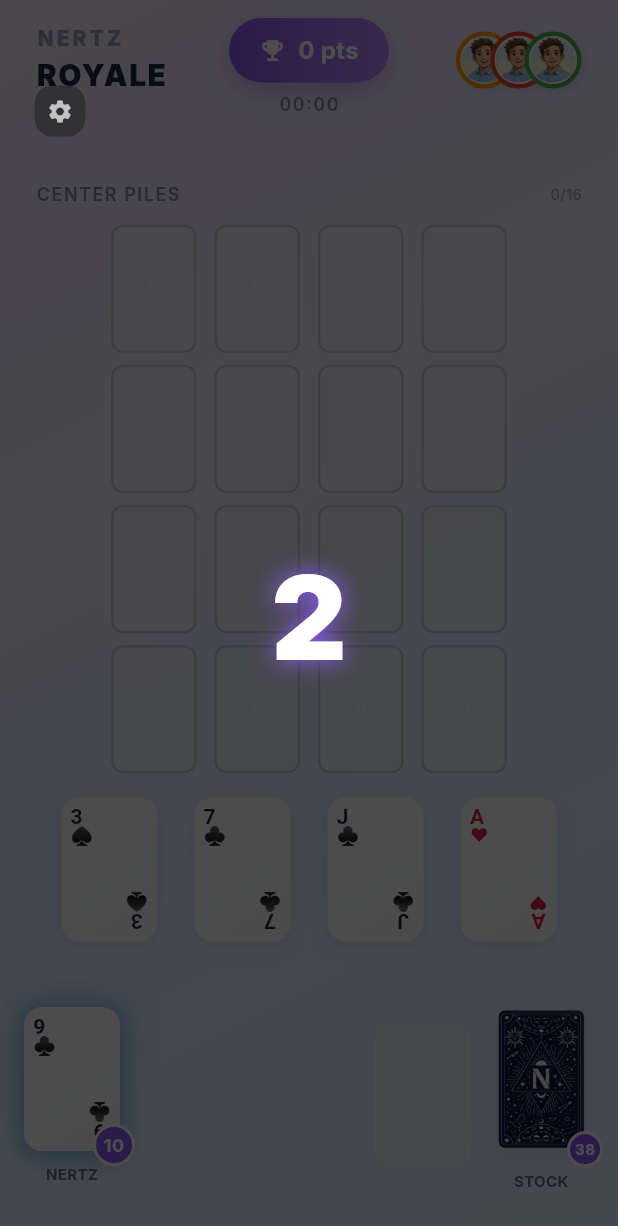
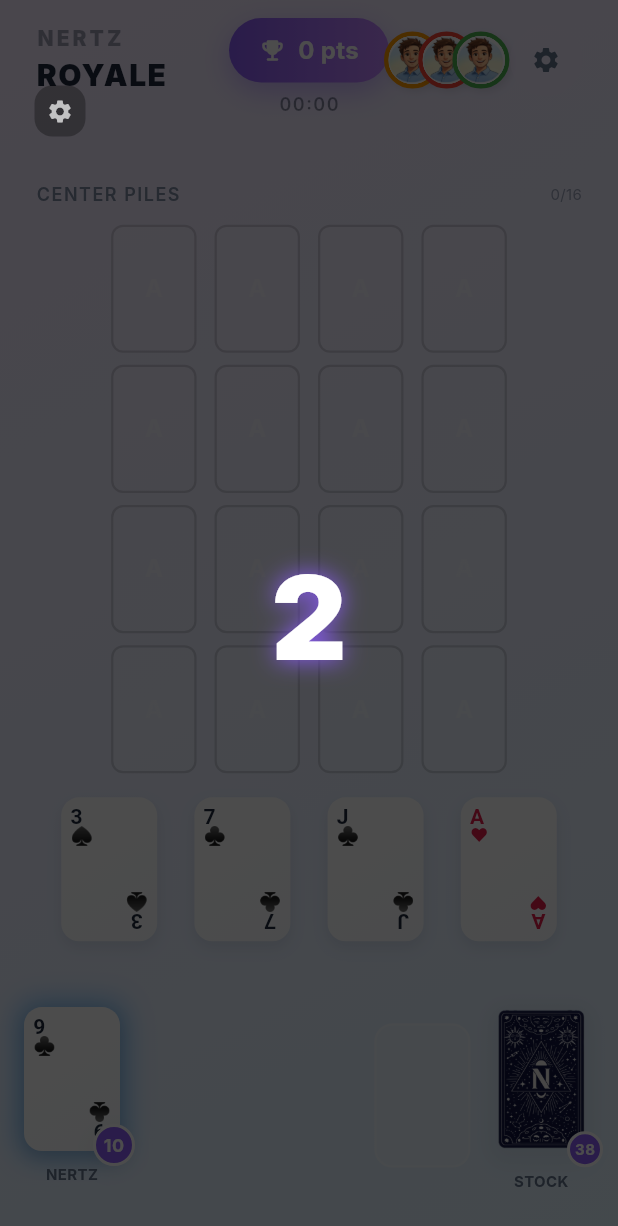
Before and after one commit to alexxtronic/nertzapp, a Flutter app: the screen it shows once a user with an empty profile is signed in, after a tap on "Play Offline", on a phone screen of 412 x 824 dp. Shown: the top 1226 px of the screen. Run offline on Flutter 3.47's test engine with Material 3 defaults, Android fonts, the phone set to English and light mode, and no system bars; our stand-ins replace audioplayers, confetti, flutter_image_compress, flutter_riverpod, image_picker, supabase_flutter; accounts and stored records are empty; network calls fail; Roboto replaces fonts that are missing (Inter, SF Pro Rounded).

```diff
--- a/lib/ui/widgets/game_board.dart
+++ b/lib/ui/widgets/game_board.dart
@@ -674,7 +674,24 @@ class _GameBoardState extends State<GameBoard> with TickerProviderStateMixin {
                   );
                 }),
                 // Add a little padding at the end so the last one isn't clipped by the screen edge visually if margin is used
-                if (opponents.isNotEmpty) const SizedBox(width: 8),
+                if (opponents.isNotEmpty) const SizedBox(width: 4),
+
+                // Gear icon positioned below player bubbles
+                Container(
+                  margin: const EdgeInsets.only(left: 4),
+                  decoration: BoxDecoration(
+                    color: GameTheme.background.withValues(alpha: 0.5),
+                    shape: BoxShape.circle,
+                  ),
+                  child: IconButton(
+                    icon: const Icon(Icons.settings, color: GameTheme.textSecondary, size: 20),
+                    onPressed: () {
+                      showSettingsDialog(context);
+                    },
+                    padding: EdgeInsets.zero,
+                    constraints: const BoxConstraints(minWidth: 32, minHeight: 32),
+                  ),
+                ),
               ],
             ),
           ),
```
Also changed, not shown: lib/ui/screens/profile_screen.dart (+0 -8 lines).
